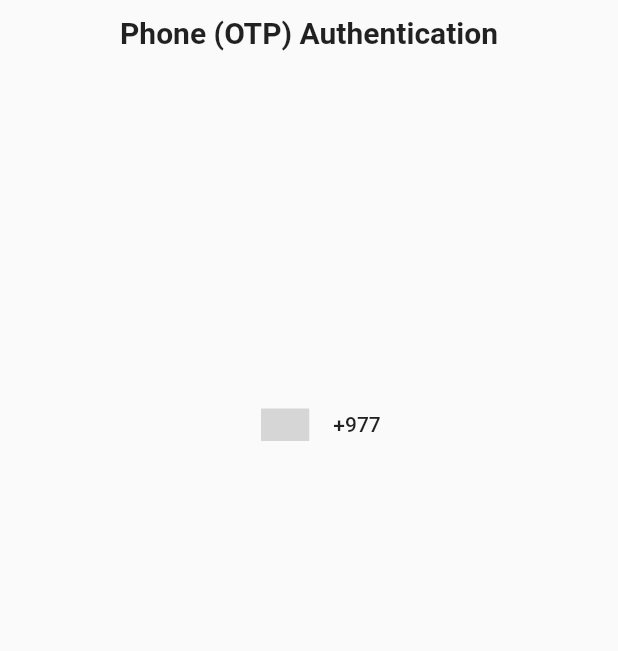
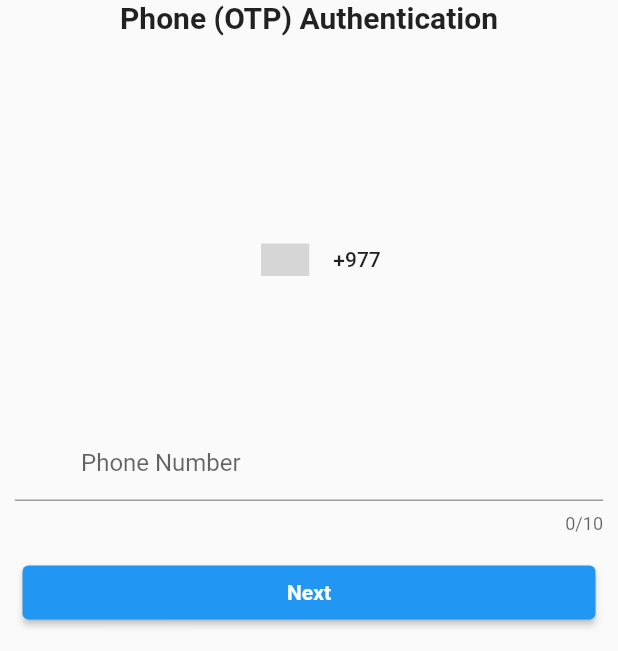
Before and after one commit to darkamgel/KHANPIN, a Flutter app: the screen it shows after launch, scrolled down 74 dp, on a phone screen of 412 x 824 dp, the part 585-1236 px from its top. Run offline on Flutter 3.47's test engine with Material 2 defaults, Android fonts, the phone set to English and light mode, and no system bars; drawn by our look-alikes of country_code_picker; our stand-ins replace firebase_auth, firebase_core, pinput; accounts and stored records are empty; grey boxes are pictures that could not be loaded.

Commit message:
OTP verification phase-1

```diff
--- a/lib/Screens/loginScreen.dart
+++ b/lib/Screens/loginScreen.dart
@@ -10,7 +10,7 @@ class LoginScreen extends StatefulWidget {
 }
 
 class _LoginScreenState extends State<LoginScreen> {
-  String dialCodeDigits = "+00";
+  String dialCodeDigits = "+977";
   TextEditingController _controller = TextEditingController();
   @override
   Widget build(BuildContext context) {
@@ -26,21 +26,22 @@ class _LoginScreenState extends State<LoginScreen> {
               padding: EdgeInsets.only(left: 28.0, right: 20),
               child: Image.asset("images/logo.png"),
             ),
-            Container(
-              margin: EdgeInsets.only(top: 10),
-              child: Center(
-                child: Text(
-                  "Phone (OTP) Authentication",
-                  style: TextStyle(fontWeight: FontWeight.bold, fontSize: 20),
-                ),
-              ),
-            ),
+            // Container(
+            //   margin: EdgeInsets.only(top: 10),
+            //   child: Center(
+            //     child: Text(
+            //       "Phone (OTP) Authentication",
+            //       style: TextStyle(fontWeight: FontWeight.bold, fontSize: 20),
+            //     ),
+            //   ),
+            // ),
+            Text("Phone (OTP) Authentication", style: TextStyle(fontWeight: FontWeight.bold , fontSize: 20),),
             SizedBox(
               height: 50,
             ),
             SizedBox(
-              width: 400,
-              height: 400,
+              width: 200,
+              height: 200,
               child: CountryCodePicker(
                 onChanged: (country) {
                   setState(() {
--- a/lib/constants.dart
+++ b/lib/constants.dart
@@ -1 +0,0 @@
-import 'package:flutter/material.dart';
```
Also changed, not shown: 4 other files.
